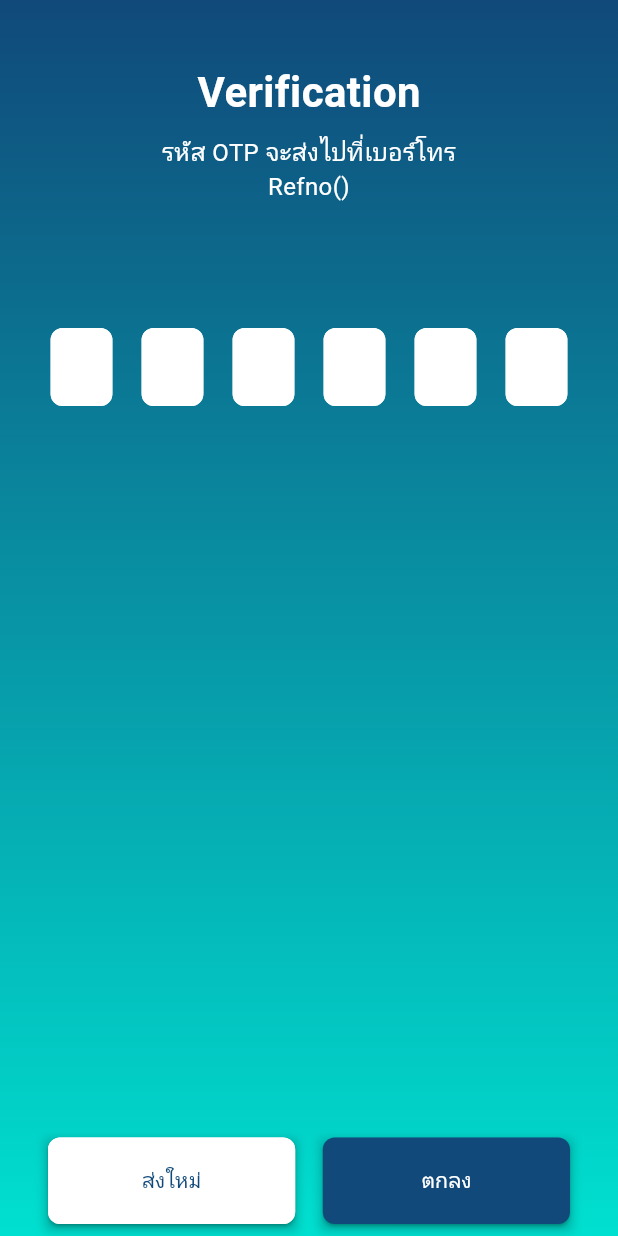
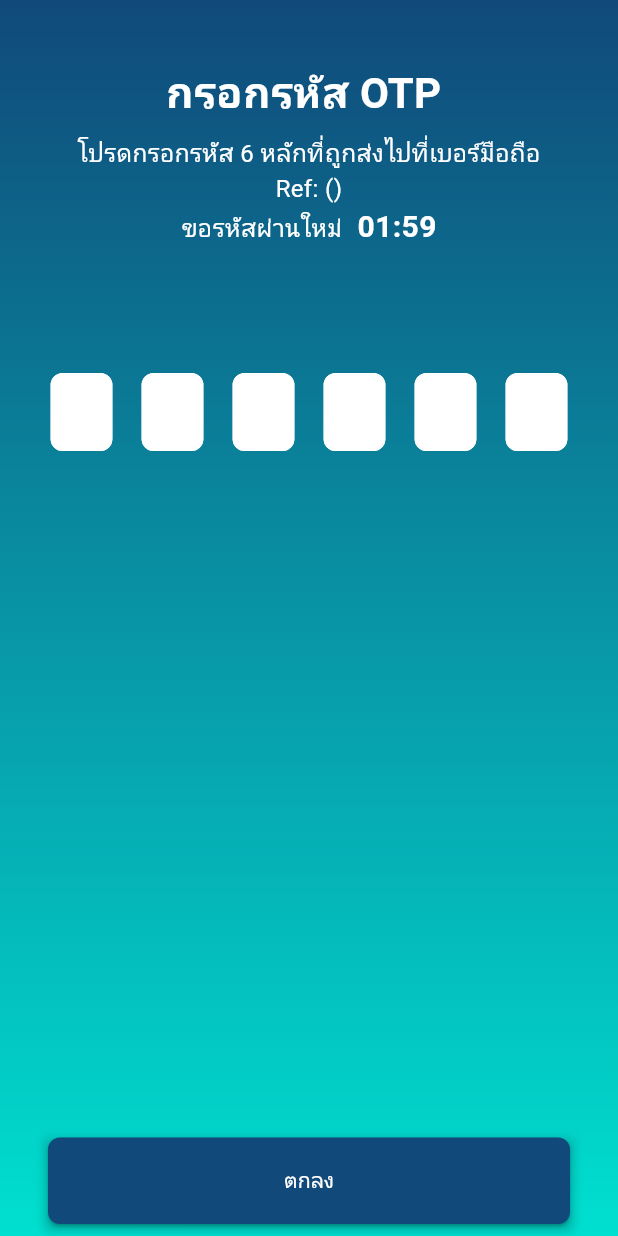
Before and after one commit to AshaTechCorporation/tcbapp, a Flutter app: the Otppage screen opened directly with empty values, on a phone screen of 412 x 824 dp. Run offline on Flutter 3.47's test engine with Material 3 defaults, Android fonts, the phone set to English and light mode, and no system bars; our stand-ins replace calendar_date_picker2, device_info_plus, dropdown_button2, dropdown_search, firebase_core, google_nav_bar and 2 more; missing offline and left inert: flutter_launcher_icons, onesignal_flutter; accounts and stored records are empty; network calls fail; project files that could hold a hidden picture were left out.

Commit message:
เพิ่ม cool dowm refno

```diff
--- a/lib/advice/advicePage.dart
+++ b/lib/advice/advicePage.dart
@@ -27,7 +27,7 @@ class _AdvicePageState extends State<AdvicePage> {
               child: CircleAvatar(
                 backgroundColor: Colors.white,
                 child: Image.asset(
-                  'assets/icons/logo MOPH.png',
+                  'assets/icons/Cancer_AnyWhere.png',
                   scale: 10,
                 ),
               ),
--- a/lib/history/historyPage.dart
+++ b/lib/history/historyPage.dart
@@ -143,7 +143,7 @@ class _HistoryPageState extends State<HistoryPage> {
               child: CircleAvatar(
                 backgroundColor: Colors.white,
                 child: Image.asset(
-                  'assets/icons/logo MOPH.png',
+                  'assets/icons/Cancer_AnyWhere.png',
                   scale: 10,
                 ),
               ),
--- a/lib/home/homePage.dart
+++ b/lib/home/homePage.dart
@@ -38,7 +38,7 @@ class _HomePageState extends State<HomePage> {
   String cid = '';
   getPrefs() async {
     final SharedPreferences prefs = await _prefs;
-    // await prefs.setString('cid', '1-0000-00001-99-9');
+    await prefs.setString('cid', '1-0000-00001-99-9');
     final cids = prefs.getString('cid');
     setState(() {
       cid = cids ?? '';
@@ -128,8 +128,9 @@ class _HomePageState extends State<HomePage> {
         leading: Padding(
           padding: const EdgeInsets.all(8.0),
           child: CircleAvatar(
+            backgroundColor: Colors.white,
             child: Image.asset(
-              'assets/icons/logo MOPH.png',
+              'assets/icons/Cancer_AnyWhere.png',
               scale: 10,
             ),
           ),
--- a/lib/information/informationPage.dart
+++ b/lib/information/informationPage.dart
@@ -111,7 +111,7 @@ class _InformationPageState extends State<InformationPage> {
               child: CircleAvatar(
                 backgroundColor: Colors.white,
                 child: Image.asset(
-                  'assets/icons/logo MOPH.png',
+                  'assets/icons/Cancer_AnyWhere.png',
                   scale: 10,
                 ),
               ),
--- a/lib/main.dart
+++ b/lib/main.dart
@@ -4,6 +4,7 @@ import 'package:flutter_localizations/flutter_localizations.dart';
 import 'package:intl/intl.dart';
 import 'package:onesignal_flutter/onesignal_flutter.dart';
 import 'package:provider/provider.dart';
+import 'package:tcbapp/SplashScreenPage.dart';
 import 'package:tcbapp/firebase_options.dart';
 import 'package:tcbapp/home/firstPage.dart';
 import 'package:tcbapp/home/homePage.dart';
@@ -51,7 +52,7 @@ class MyApp extends StatelessWidget {
           GlobalCupertinoLocalizations.delegate,
         ],
         locale: Locale('th', 'TH'),
-        home: Policypage(),
+        home: SplashScreenPage(),
       ),
     );
   }
--- a/lib/otp/OtpPage.dart
+++ b/lib/otp/OtpPage.dart
@@ -1,3 +1,5 @@
+import 'dart:async';
+
 import 'package:flutter/material.dart';
 import 'package:flutter/services.dart';
 import 'package:flutter_launcher_icons/xml_templates.dart';
@@ -6,6 +8,7 @@ import 'package:tcbapp/WidgetHub/dialog/loadingDialog.dart';
 import 'package:tcbapp/constants.dart';
 import 'package:tcbapp/home/firstPage.dart';
 import 'package:tcbapp/pin/pinPage.dart';
+import 'package:tcbapp/register/registerPage.dart';
 import 'package:tcbapp/register/registerService.dart';
 
 class Otppage extends StatefulWidget {
@@ -36,6 +39,9 @@ class Otppage extends StatefulWidget {
 class _OtppageState extends State<Otppage> {
   final _formKey = GlobalKey<FormState>();
   final List<TextEditingController> _otpControllers = List.generate(6, (_) => TextEditingController());
+  late Timer _timer;
+  int _remainingSeconds = 120; // 10 นาที = 600 วินาที
+  bool check = false;
 
   void _validateAndSubmit() async {
     if (_formKey.currentState!.validate()) {
@@ -85,6 +91,60 @@ class _OtppageState extends State<Otppage> {
     }
   }
 
+  void startCountdown() {
+    _timer = Timer.periodic(Duration(seconds: 1), (timer) async {
+      if (_remainingSeconds > 0) {
+        setState(() {
+          _remainingSeconds--;
+        });
+      } else {
+        _timer.cancel();
+        if (mounted) {
+          // setState(() {
+          //   _remainingSeconds = 120;
+          //   startCountdown();
+          // });
+          // try {
+          //   LoadingDialog.open(context);
+          //   final refno = await RegisterService.register(widget.fname, widget.lname, widget.cid, widget.date, widget.phone, widget.device_no);
+          //   widget.refno = refno;
+          //   // print(widget.refno);
+          //   // setState(() {});
+          //   // startCountdown();
+          //   LoadingDialog.close(context);
+          // } on Exception catch (e) {
+          //   if (!mounted) return;
+          //   LoadingDialog.close(context);
+          //   showDialog(
+          //     context: context,
+          //     builder: (context) => Dialogyes(
+          //       title: 'แจ้งเตือน',
+          //       description: '$e',
+          //       pressYes: () {
+          //         Navigator.pop(context);
+          //       },
+          //       bottomNameYes: 'ตกลง',
+          //     ),
+          //   );
+          // }
+        }
+      }
+    });
+  }
+
+  String formatTime(int seconds) {
+    int minutes = seconds ~/ 60;
+    int remainingSeconds = seconds % 60;
+    return '${minutes.toString().padLeft(2, '0')}:${remainingSeconds.toString().padLeft(2, '0')}';
+  }
+
+  @override
+  void initState() {
+    // TODO: implement initState
+    super.initState();
+    startCountdown();
+  }
+
   @override
   Widget build(BuildContext context) {
     double buttonSize = MediaQuery.of(context).size.width * 0.15;
@@ -108,7 +168,7 @@ class _OtppageState extends State<Otppage> {
             children: [
               SizedBox(height: size.height * 0.05),
               Text(
-                'Verification',
+                'กรอกรหัส OTP ',
                 style: TextStyle(
                   fontSize: 28,
                   fontWeight: FontWeight.bold,
@@ -117,7 +177,7 @@ class _OtppageState extends State<Otppage> {
               ),
               SizedBox(height: 8),
               Text(
-                'รหัส OTP จะส่งไปที่เบอร์โทร ${formatPhoneNumber(widget.phone)}',
+                'โปรดกรอกรหัส 6 หลักที่ถูกส่งไปที่เบอร์มือถือ ${formatPhoneNumber(widget.phone)}',
                 style: TextStyle(
                   fontSize: 16,
                   color: Colors.white,
@@ -125,12 +185,39 @@ class _OtppageState extends State<Otppage> {
                 textAlign: TextAlign.center,
               ),
               Text(
-                'Refno(${widget.refno})',
+                'Ref: (${widget.refno})',
                 style: TextStyle(
                   fontSize: 16,
                   color: Colors.white,
                 ),
                 textAlign: TextAlign.center,
+              ),
+              Row(
+                mainAxisAlignment: MainAxisAlignment.center,
+                children: [
+                  GestureDetector(
+                    onTap: () {},
+                    child: Text(
+                      'ขอรหัสผ่านใหม่',
+                      style: TextStyle(
+                        fontSize: 16,
+                        color: Colors.white,
+                      ),
+                      textAlign: TextAlign.center,
+                    ),
+                  ),
+                  SizedBox(
+                    width: 10,
+                  ),
+                  Text(
+                    formatTime(_remainingSeconds),
+                    style: TextStyle(
+                      fontSize: 20,
+                      fontWeight: FontWeight.bold,
+                      color: Colors.white,
+                    ),
+                  ),
+                ],
               ),
               SizedBox(height: size.height * 0.1),
               Form(
@@ -202,62 +289,7 @@ class _OtppageState extends State<Otppage> {
         ),
         bottomNavigationBar: Container(
           margin: EdgeInsets.all(8),
-          child: Row(
-            mainAxisAlignment: MainAxisAlignment.spaceBetween,
-            children: [
-              SizedBox(
-                height: size.height * 0.07,
-                width: size.width * 0.4,
-                child: Container(
-                  decoration: BoxDecoration(
-                    boxShadow: [
-                      BoxShadow(
-                        color: Colors.black.withOpacity(0.2),
-                        spreadRadius: 2,
-                        blurRadius: 5,
-                        offset: Offset(0, 3),
-                      ),
-                    ],
-                  ),
-                  child: ElevatedButton(
-                    style: ElevatedButton.styleFrom(
-                      backgroundColor: Colors.white,
-                      side: BorderSide(color: textColor),
-                      padding: const EdgeInsets.symmetric(vertical: 16.0, horizontal: 32.0),
-                      shape: RoundedRectangleBorder(
-                        borderRadius: BorderRadius.circular(8.0),
-                      ),
-                    ),
-                    onPressed: () async {
-                      try {
-                        LoadingDialog.open(context);
-                        final refno =
-                            await RegisterService.register(widget.fname, widget.lname, widget.cid, widget.date, widget.phone, widget.device_no);
-                        LoadingDialog.close(context);
-                      } on Exception catch (e) {
-                        if (!mounted) return;
-                        LoadingDialog.close(context);
-                        showDialog(
-                          context: context,
-                          builder: (context) => Dialogyes(
-                            title: 'แจ้งเตือน',
-                            description: '$e',
-                            pressYes: () {
-                              Navigator.pop(context);
-                            },
-                            bottomNameYes: 'ตกลง',
-                          ),
-                        );
-                      }
-                    },
-                    child: Text(
-                      'ส่งใหม่',
-                      style: TextStyle(color: kBackgroundColor),
-                    ),
-                  ),
-                ),
-              ),
-              SizedBox(
+          child: SizedBox(
             height: size.height * 0.07,
             width: size.width * 0.4,
             child: Container(
@@ -288,8 +320,6 @@ class _OtppageState extends State<Otppage> {
               ),
             ),
           ),
-            ],
-          ),
         ),
       ),
     );
--- a/lib/setting/settingPage.dart
+++ b/lib/setting/settingPage.dart
@@ -30,7 +30,7 @@ class _SettingPageState extends State<SettingPage> {
               child: CircleAvatar(
                 backgroundColor: Colors.white,
                 child: Image.asset(
-                  'assets/icons/logo MOPH.png',
+                  'assets/icons/Cancer_AnyWhere.png',
                   scale: 10,
                 ),
               ),
```
Also changed, not shown: lib/SplashScreenPage.dart (added, +62 -0 lines), lib/register/registerPage.dart (+91 -13 lines). Lines whose indentation alone changed are shown as unchanged.
